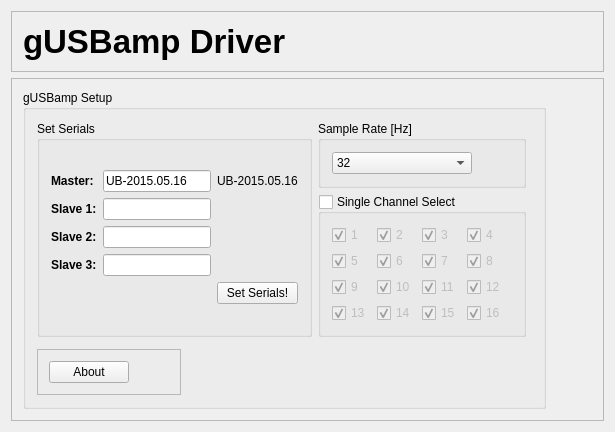
Qt form applications/mne_scan/plugins/gusbamp/FormFiles/gusbampsetupwidget.ui (mne-tools/mne-cpp) before a commit.
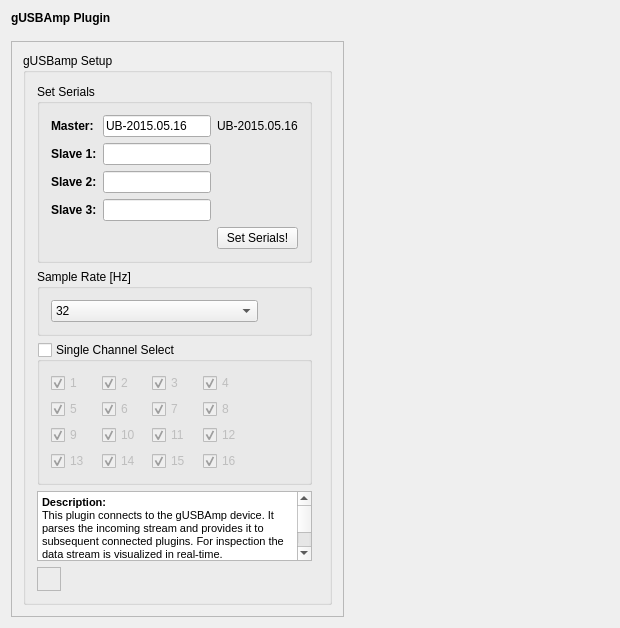
The same form after that commit. Icons and pictures are not drawn.

Commit message: MAINT: More plugin chnages

```diff
--- a/applications/mne_scan/plugins/gusbamp/FormFiles/gusbampsetupwidget.ui
+++ b/applications/mne_scan/plugins/gusbamp/FormFiles/gusbampsetupwidget.ui
@@ -6,67 +6,28 @@
    <rect>
     <x>0</x>
     <y>0</y>
-    <width>615</width>
-    <height>409</height>
+    <width>620</width>
+    <height>615</height>
    </rect>
   </property>
   <property name="windowTitle">
    <string>GUSBAmp EEG Connector Setup</string>
   </property>
   <layout class="QGridLayout" name="gridLayout_4">
-   <item row="0" column="0">
-    <widget class="QFrame" name="frame_2">
-     <property name="frameShape">
-      <enum>QFrame::StyledPanel</enum>
+   <item row="3" column="0">
+    <spacer name="verticalSpacer">
+     <property name="orientation">
+      <enum>Qt::Vertical</enum>
      </property>
-     <property name="frameShadow">
-      <enum>QFrame::Raised</enum>
+     <property name="sizeHint" stdset="0">
+      <size>
+       <width>20</width>
+       <height>40</height>
+      </size>
      </property>
-     <layout class="QGridLayout" name="gridLayout_9">
-      <item row="0" column="0">
-       <widget class="QLabel" name="label_6">
-        <property name="font">
-         <font>
-          <pointsize>25</pointsize>
-          <weight>75</weight>
-          <bold>true</bold>
-         </font>
-        </property>
-        <property name="text">
-         <string>gUSBamp Driver</string>
-        </property>
-       </widget>
-      </item>
-      <item row="0" column="2">
-       <widget class="QLabel" name="label_7">
-        <property name="text">
-         <string/>
-        </property>
-        <property name="pixmap">
-         <pixmap resource="../gusbamp.qrc">:/images/images/logos/logos.png</pixmap>
-        </property>
-       </widget>
-      </item>
-      <item row="0" column="1">
-       <spacer name="horizontalSpacer_3">
-        <property name="orientation">
-         <enum>Qt::Horizontal</enum>
-        </property>
-        <property name="sizeHint" stdset="0">
-         <size>
-          <width>40</width>
-          <height>20</height>
-         </size>
-        </property>
-       </spacer>
-      </item>
-     </layout>
-     <zorder>label_7</zorder>
-     <zorder>label_6</zorder>
-     <zorder>horizontalSpacer_3</zorder>
-    </widget>
+    </spacer>
    </item>
-   <item row="1" column="0">
+   <item row="2" column="0">
     <widget class="QFrame" name="DriverSetup">
      <property name="frameShape">
       <enum>QFrame::StyledPanel</enum>
@@ -81,6 +42,123 @@
          <string>gUSBamp Setup</string>
         </property>
         <layout class="QGridLayout" name="gridLayout_3">
+         <item row="4" column="0">
+          <widget class="QTextBrowser" name="textBrowser">
+           <property name="html">
+            <string>&lt;!DOCTYPE HTML PUBLIC &quot;-//W3C//DTD HTML 4.0//EN&quot; &quot;http://www.w3.org/TR/REC-html40/strict.dtd&quot;&gt;
+&lt;html&gt;&lt;head&gt;&lt;meta name=&quot;qrichtext&quot; content=&quot;1&quot; /&gt;&lt;style type=&quot;text/css&quot;&gt;
+p, li { white-space: pre-wrap; }
+&lt;/style&gt;&lt;/head&gt;&lt;body style=&quot; font-family:'MS Shell Dlg 2'; font-size:8.25pt; font-weight:400; font-style:normal;&quot;&gt;
+&lt;p style=&quot; margin-top:0px; margin-bottom:0px; margin-left:0px; margin-right:0px; -qt-block-indent:0; text-indent:0px;&quot;&gt;&lt;span style=&quot; font-weight:600;&quot;&gt;Description:&lt;/span&gt;&lt;/p&gt;
+&lt;p style=&quot; margin-top:0px; margin-bottom:0px; margin-left:0px; margin-right:0px; -qt-block-indent:0; text-indent:0px;&quot;&gt;This plugin connects to the gUSBAmp device. It parses the incoming stream and provides it to subsequent connected plugins. For inspection the data stream is visualized in real-time.&lt;/p&gt;
+&lt;p style=&quot;-qt-paragraph-type:empty; margin-top:0px; margin-bottom:0px; margin-left:0px; margin-right:0px; -qt-block-indent:0; text-indent:0px;&quot;&gt;&lt;br /&gt;&lt;/p&gt;
+&lt;p style=&quot; margin-top:0px; margin-bottom:0px; margin-left:0px; margin-right:0px; -qt-block-indent:0; text-indent:0px;&quot;&gt;&lt;span style=&quot; font-weight:600;&quot;&gt;How to setup this plugin?&lt;/span&gt;&lt;/p&gt;
+&lt;p style=&quot; margin-top:0px; margin-bottom:0px; margin-left:0px; margin-right:0px; -qt-block-indent:0; text-indent:0px;&quot;&gt;1. Make sure the gUSBAmp SDK is installed on the computer connected to the device.&lt;/p&gt;
+&lt;p style=&quot; margin-top:0px; margin-bottom:0px; margin-left:0px; margin-right:0px; -qt-block-indent:0; text-indent:0px;&quot;&gt;2. Set the wanted control options.&lt;/p&gt;
+&lt;p style=&quot;-qt-paragraph-type:empty; margin-top:0px; margin-bottom:0px; margin-left:0px; margin-right:0px; -qt-block-indent:0; text-indent:0px;&quot;&gt;&lt;br /&gt;&lt;/p&gt;
+&lt;p style=&quot; margin-top:0px; margin-bottom:0px; margin-left:0px; margin-right:0px; -qt-block-indent:0; text-indent:0px;&quot;&gt;&lt;span style=&quot; font-weight:600;&quot;&gt;How to control this plugin during the measurement?&lt;/span&gt;&lt;/p&gt;
+&lt;p style=&quot; margin-top:0px; margin-bottom:0px; margin-left:0px; margin-right:0px; -qt-block-indent:0; text-indent:0px;&quot;&gt;All control elements can be found in the QuickControlView's gUSBAmp tab.&lt;/p&gt;
+&lt;p style=&quot;-qt-paragraph-type:empty; margin-top:0px; margin-bottom:0px; margin-left:0px; margin-right:0px; -qt-block-indent:0; text-indent:0px;&quot;&gt;&lt;br /&gt;&lt;/p&gt;
+&lt;p style=&quot; margin-top:0px; margin-bottom:0px; margin-left:0px; margin-right:0px; -qt-block-indent:0; text-indent:0px;&quot;&gt;&lt;span style=&quot; font-weight:600;&quot;&gt;Input data type:&lt;/span&gt;&lt;/p&gt;
+&lt;p style=&quot; margin-top:0px; margin-bottom:0px; margin-left:0px; margin-right:0px; -qt-block-indent:0; text-indent:0px;&quot;&gt;None&lt;/p&gt;
+&lt;p style=&quot;-qt-paragraph-type:empty; margin-top:0px; margin-bottom:0px; margin-left:0px; margin-right:0px; -qt-block-indent:0; text-indent:0px;&quot;&gt;&lt;br /&gt;&lt;/p&gt;
+&lt;p style=&quot; margin-top:0px; margin-bottom:0px; margin-left:0px; margin-right:0px; -qt-block-indent:0; text-indent:0px;&quot;&gt;&lt;span style=&quot; font-weight:600;&quot;&gt;Output data type:&lt;/span&gt;&lt;/p&gt;
+&lt;p style=&quot; margin-top:0px; margin-bottom:0px; margin-left:0px; margin-right:0px; -qt-block-indent:0; text-indent:0px;&quot;&gt;This plugin streams raw data blocks to subsequent connected plugins.&lt;/p&gt;
+&lt;p style=&quot;-qt-paragraph-type:empty; margin-top:0px; margin-bottom:0px; margin-left:0px; margin-right:0px; -qt-block-indent:0; text-indent:0px;&quot;&gt;&lt;br /&gt;&lt;/p&gt;&lt;/body&gt;&lt;/html&gt;</string>
+           </property>
+          </widget>
+         </item>
+         <item row="2" column="4">
+          <widget class="QFrame" name="frame_4">
+           <property name="frameShape">
+            <enum>QFrame::StyledPanel</enum>
+           </property>
+           <property name="frameShadow">
+            <enum>QFrame::Raised</enum>
+           </property>
+          </widget>
+         </item>
+         <item row="2" column="0">
+          <widget class="QGroupBox" name="groupBox_2">
+           <property name="title">
+            <string>Sample Rate [Hz]</string>
+           </property>
+           <layout class="QGridLayout" name="gridLayout_7">
+            <item row="0" column="0">
+             <widget class="QComboBox" name="comboBox">
+              <item>
+               <property name="text">
+                <string>32</string>
+               </property>
+              </item>
+              <item>
+               <property name="text">
+                <string>64</string>
+               </property>
+              </item>
+              <item>
+               <property name="text">
+                <string>128</string>
+               </property>
+              </item>
+              <item>
+               <property name="text">
+                <string>256</string>
+               </property>
+              </item>
+              <item>
+               <property name="text">
+                <string>512</string>
+               </property>
+              </item>
+              <item>
+               <property name="text">
+                <string>600</string>
+               </property>
+              </item>
+              <item>
+               <property name="text">
+                <string>1200</string>
+               </property>
+              </item>
+             </widget>
+            </item>
+            <item row="0" column="1">
+             <spacer name="horizontalSpacer">
+              <property name="orientation">
+               <enum>Qt::Horizontal</enum>
+              </property>
+              <property name="sizeType">
+               <enum>QSizePolicy::Minimum</enum>
+              </property>
+              <property name="sizeHint" stdset="0">
+               <size>
+                <width>40</width>
+                <height>20</height>
+               </size>
+              </property>
+             </spacer>
+            </item>
+           </layout>
+          </widget>
+         </item>
+         <item row="5" column="0">
+          <widget class="QFrame" name="frame">
+           <property name="sizePolicy">
+            <sizepolicy hsizetype="Fixed" vsizetype="Preferred">
+             <horstretch>0</horstretch>
+             <verstretch>0</verstretch>
+            </sizepolicy>
+           </property>
+           <property name="frameShape">
+            <enum>QFrame::StyledPanel</enum>
+           </property>
+           <property name="frameShadow">
+            <enum>QFrame::Raised</enum>
+           </property>
+           <layout class="QGridLayout" name="gridLayout_8"/>
+          </widget>
+         </item>
          <item row="0" column="0" rowspan="2">
           <widget class="QGroupBox" name="SetSerials">
            <property name="title">
@@ -200,109 +278,7 @@
            </layout>
           </widget>
          </item>
-         <item row="0" column="2">
-          <widget class="QGroupBox" name="groupBox_2">
-           <property name="title">
-            <string>Sample Rate [Hz]</string>
-           </property>
-           <layout class="QGridLayout" name="gridLayout_7">
-            <item row="0" column="0">
-             <widget class="QComboBox" name="comboBox">
-              <item>
-               <property name="text">
-                <string>32</string>
-               </property>
-              </item>
-              <item>
-               <property name="text">
-                <string>64</string>
-               </property>
-              </item>
-              <item>
-               <property name="text">
-                <string>128</string>
-               </property>
-              </item>
-              <item>
-               <property name="text">
-                <string>256</string>
-               </property>
-              </item>
-              <item>
-               <property name="text">
-                <string>512</string>
-               </property>
-              </item>
-              <item>
-               <property name="text">
-                <string>600</string>
-               </property>
-              </item>
-              <item>
-               <property name="text">
-                <string>1200</string>
-               </property>
-              </item>
-             </widget>
-            </item>
-            <item row="0" column="1">
-             <spacer name="horizontalSpacer">
-              <property name="orientation">
-               <enum>Qt::Horizontal</enum>
-              </property>
-              <property name="sizeType">
-               <enum>QSizePolicy::Minimum</enum>
-              </property>
-              <property name="sizeHint" stdset="0">
-               <size>
-                <width>40</width>
-                <height>20</height>
-               </size>
-              </property>
-             </spacer>
-            </item>
-           </layout>
-          </widget>
-         </item>
          <item row="3" column="0">
-          <widget class="QFrame" name="frame">
-           <property name="sizePolicy">
-            <sizepolicy hsizetype="Fixed" vsizetype="Preferred">
-             <horstretch>0</horstretch>
-             <verstretch>0</verstretch>
-            </sizepolicy>
-           </property>
-           <property name="frameShape">
-            <enum>QFrame::StyledPanel</enum>
-           </property>
-           <property name="frameShadow">
-            <enum>QFrame::Raised</enum>
-           </property>
-           <layout class="QGridLayout" name="gridLayout_8">
-            <item row="0" column="0">
-             <widget class="QPushButton" name="m_qPushButton_About">
-              <property name="text">
-               <string>About</string>
-              </property>
-             </widget>
-            </item>
-            <item row="0" column="1">
-             <spacer name="horizontalSpacer_2">
-              <property name="orientation">
-               <enum>Qt::Horizontal</enum>
-              </property>
-              <property name="sizeHint" stdset="0">
-               <size>
-                <width>40</width>
-                <height>20</height>
-               </size>
-              </property>
-             </spacer>
-            </item>
-           </layout>
-          </widget>
-         </item>
-         <item row="1" column="2">
           <widget class="QGroupBox" name="ChannelSelect">
            <property name="title">
             <string>Single Channel Select</string>
@@ -484,49 +460,50 @@
            </layout>
           </widget>
          </item>
-         <item row="2" column="4">
-          <widget class="QFrame" name="frame_4">
-           <property name="frameShape">
-            <enum>QFrame::StyledPanel</enum>
-           </property>
-           <property name="frameShadow">
-            <enum>QFrame::Raised</enum>
-           </property>
-          </widget>
-         </item>
         </layout>
-        <zorder>groupBox_2</zorder>
-        <zorder>SetSerials</zorder>
-        <zorder>ChannelSelect</zorder>
-        <zorder>frame</zorder>
-        <zorder>frame_4</zorder>
        </widget>
       </item>
-      <item>
-       <spacer name="horizontalSpacer_5">
-        <property name="orientation">
-         <enum>Qt::Horizontal</enum>
-        </property>
-        <property name="sizeHint" stdset="0">
-         <size>
-          <width>40</width>
-          <height>20</height>
-         </size>
-        </property>
-       </spacer>
-      </item>
      </layout>
     </widget>
    </item>
-   <item row="2" column="0">
-    <spacer name="verticalSpacer">
+   <item row="1" column="0">
+    <spacer name="verticalSpacer_2">
      <property name="orientation">
       <enum>Qt::Vertical</enum>
      </property>
+     <property name="sizeType">
+      <enum>QSizePolicy::Fixed</enum>
+     </property>
      <property name="sizeHint" stdset="0">
       <size>
        <width>20</width>
-       <height>40</height>
+       <height>10</height>
+      </size>
+     </property>
+    </spacer>
+   </item>
+   <item row="0" column="0">
+    <widget class="QLabel" name="label_6">
+     <property name="font">
+      <font>
+       <weight>75</weight>
+       <bold>true</bold>
+      </font>
+     </property>
+     <property name="text">
+      <string>gUSBAmp Plugin</string>
+     </property>
+    </widget>
+   </item>
+   <item row="2" column="1">
+    <spacer name="horizontalSpacer_2">
+     <property name="orientation">
+      <enum>Qt::Horizontal</enum>
+     </property>
+     <property name="sizeHint" stdset="0">
+      <size>
+       <width>40</width>
+       <height>20</height>
       </size>
      </property>
     </spacer>
```
Left out of the diff: 4 changed lines with no effect on the pictures. The commit also changes 11 other files.
